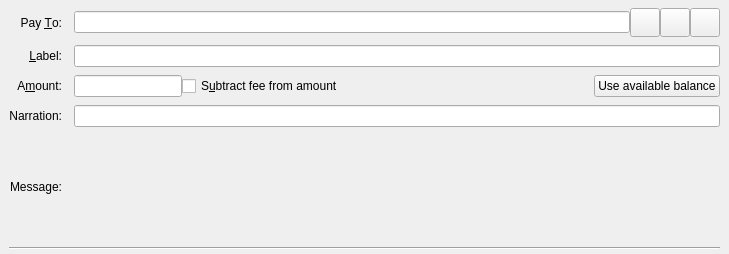
Before: the Qt Designer form src/qt/forms/sendcoinsentry.ui in Bitcoin-Confidential/BitcoinC-Core, drawn with Qt 5.
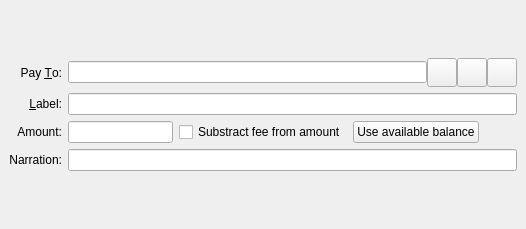
After: the same form once the commit is applied. Icons and pictures are not drawn. Custom widgets are drawn as their Qt base class.

What changed in the file:
```diff
--- a/src/qt/forms/sendcoinsentry.ui
+++ b/src/qt/forms/sendcoinsentry.ui
@@ -6,10 +6,16 @@
    <rect>
     <x>0</x>
     <y>0</y>
-    <width>729</width>
-    <height>254</height>
+    <width>526</width>
+    <height>229</height>
    </rect>
   </property>
+  <property name="sizePolicy">
+   <sizepolicy hsizetype="Minimum" vsizetype="Preferred">
+    <horstretch>0</horstretch>
+    <verstretch>0</verstretch>
+   </sizepolicy>
+  </property>
   <property name="focusPolicy">
    <enum>Qt::TabFocus</enum>
   </property>
@@ -23,29 +29,100 @@
    <property name="frameShape">
     <enum>QFrame::NoFrame</enum>
    </property>
-   <layout class="QGridLayout" name="gridLayout">
+   <layout class="QVBoxLayout" name="verticalLayout_2">
+    <property name="leftMargin">
+     <number>0</number>
+    </property>
     <property name="topMargin">
-     <number>8</number>
+     <number>0</number>
+    </property>
+    <property name="rightMargin">
+     <number>0</number>
     </property>
     <property name="bottomMargin">
-     <number>4</number>
+     <number>0</number>
     </property>
-    <property name="horizontalSpacing">
-     <number>12</number>
-    </property>
-    <property name="verticalSpacing">
-     <number>8</number>
-    </property>
-    <item row="4" column="0">
-     <widget class="QLabel" name="lblNarration">
+    <item>
+     <widget class="QWidget" name="sendWidget" native="true">
+      <layout class="QVBoxLayout" name="verticalLayout">
+       <item>
+        <layout class="QGridLayout" name="gridLayout_2">
+         <item row="3" column="2">
+          <layout class="QHBoxLayout" name="horizontalLayout">
+           <item>
+            <widget class="BitcoinAmountField" name="payAmount">
+             <property name="sizePolicy">
+              <sizepolicy hsizetype="Preferred" vsizetype="Fixed">
+               <horstretch>0</horstretch>
+               <verstretch>0</verstretch>
+              </sizepolicy>
+             </property>
+            </widget>
+           </item>
+           <item>
+            <widget class="QCheckBox" name="checkboxSubtractFeeFromAmount">
+             <property name="text">
+              <string>Substract fee from amount</string>
+             </property>
+            </widget>
+           </item>
+           <item>
+            <widget class="QPushButton" name="useAvailableBalanceButton">
+             <property name="sizePolicy">
+              <sizepolicy hsizetype="Maximum" vsizetype="Fixed">
+               <horstretch>0</horstretch>
+               <verstretch>0</verstretch>
+              </sizepolicy>
+             </property>
       <property name="text">
-       <string>Narration:</string>
-      </property>
-      <property name="alignment">
-       <set>Qt::AlignRight|Qt::AlignTrailing|Qt::AlignVCenter</set>
-      </property>
-      <property name="buddy">
-       <cstring>edtNarration</cstring>
+              <string>Use available balance</string>
+             </property>
+            </widget>
+           </item>
+           <item>
+            <spacer name="horizontalSpacer_4">
+             <property name="orientation">
+              <enum>Qt::Horizontal</enum>
+             </property>
+             <property name="sizeHint" stdset="0">
+              <size>
+               <width>40</width>
+               <height>20</height>
+              </size>
+             </property>
+            </spacer>
+           </item>
+           <item>
+            <spacer name="horizontalSpacer">
+             <property name="orientation">
+              <enum>Qt::Horizontal</enum>
+             </property>
+             <property name="sizeType">
+              <enum>QSizePolicy::Preferred</enum>
+             </property>
+             <property name="sizeHint" stdset="0">
+              <size>
+               <width>0</width>
+               <height>20</height>
+              </size>
+             </property>
+            </spacer>
+           </item>
+          </layout>
+         </item>
+         <item row="5" column="2">
+          <widget class="QLineEdit" name="edtNarration">
+           <property name="sizePolicy">
+            <sizepolicy hsizetype="Minimum" vsizetype="Fixed">
+             <horstretch>0</horstretch>
+             <verstretch>0</verstretch>
+            </sizepolicy>
+           </property>
+           <property name="toolTip">
+            <string>A short message sent over the Bitcoin Confidential network.</string>
+           </property>
+           <property name="maxLength">
+            <number>24</number>
       </property>
      </widget>
     </item>
@@ -62,26 +139,19 @@
       </property>
      </widget>
     </item>
-    <item row="3" column="0">
-     <widget class="QLabel" name="amountLabel">
-      <property name="text">
-       <string>A&amp;mount:</string>
-      </property>
-      <property name="alignment">
-       <set>Qt::AlignRight|Qt::AlignTrailing|Qt::AlignVCenter</set>
-      </property>
-      <property name="buddy">
-       <cstring>payAmount</cstring>
-      </property>
-     </widget>
-    </item>
-    <item row="0" column="1">
+         <item row="0" column="2">
      <layout class="QHBoxLayout" name="payToLayout">
       <property name="spacing">
        <number>0</number>
       </property>
       <item>
        <widget class="QValidatedLineEdit" name="payTo">
+             <property name="sizePolicy">
+              <sizepolicy hsizetype="Minimum" vsizetype="Fixed">
+               <horstretch>0</horstretch>
+               <verstretch>0</verstretch>
+              </sizepolicy>
+             </property>
         <property name="toolTip">
          <string>The Bitcoin Confidential address to send the payment to</string>
         </property>
@@ -155,14 +225,36 @@
       </item>
      </layout>
     </item>
-    <item row="1" column="1">
-     <widget class="QLineEdit" name="addAsLabel">
-      <property name="toolTip">
-       <string>Enter a label for this address to add it to the list of used addresses</string>
-      </property>
-     </widget>
-    </item>
-    <item row="1" column="0">
+         <item row="5" column="0">
+          <widget class="QLabel" name="lblNarration">
+           <property name="text">
+            <string>Narration:</string>
+           </property>
+           <property name="alignment">
+            <set>Qt::AlignRight|Qt::AlignTrailing|Qt::AlignVCenter</set>
+           </property>
+           <property name="buddy">
+            <cstring>edtNarration</cstring>
+           </property>
+          </widget>
+         </item>
+         <item row="3" column="0">
+          <widget class="QLabel" name="amountLabel">
+           <property name="sizePolicy">
+            <sizepolicy hsizetype="Preferred" vsizetype="Preferred">
+             <horstretch>0</horstretch>
+             <verstretch>0</verstretch>
+            </sizepolicy>
+           </property>
+           <property name="text">
+            <string>Amount:</string>
+           </property>
+           <property name="alignment">
+            <set>Qt::AlignRight|Qt::AlignTrailing|Qt::AlignVCenter</set>
+           </property>
+          </widget>
+         </item>
+         <item row="2" column="0">
      <widget class="QLabel" name="labellLabel">
       <property name="text">
        <string>&amp;Label:</string>
@@ -175,65 +267,26 @@
       </property>
      </widget>
     </item>
-    <item row="3" column="1">
-     <layout class="QHBoxLayout" name="horizontalLayoutAmount" stretch="0,1,0">
+         <item row="2" column="2">
+          <layout class="QHBoxLayout" name="horizontalLayout_2">
       <item>
-       <widget class="BitcoinAmountField" name="payAmount"/>
-      </item>
-      <item>
-       <widget class="QCheckBox" name="checkboxSubtractFeeFromAmount">
+            <widget class="QLineEdit" name="addAsLabel">
+             <property name="sizePolicy">
+              <sizepolicy hsizetype="Minimum" vsizetype="Fixed">
+               <horstretch>0</horstretch>
+               <verstretch>0</verstretch>
+              </sizepolicy>
+             </property>
         <property name="toolTip">
-         <string>The fee will be deducted from the amount being sent. The recipient will receive less Bitcoin Confidential than you enter in the amount field. If multiple recipients are selected, the fee is split equally.</string>
-        </property>
-        <property name="text">
-         <string>S&amp;ubtract fee from amount</string>
-        </property>
-       </widget>
-      </item>
-      <item>
-       <widget class="QPushButton" name="useAvailableBalanceButton">
-        <property name="text">
-         <string>Use available balance</string>
-        </property>
-       </widget>
+              <string>Enter a label for this address to add it to the list of used addresses</string>
+             </property>
+            </widget>
+           </item>
+          </layout>
       </item>
      </layout>
     </item>
-    <item row="4" column="1">
-     <widget class="QLineEdit" name="edtNarration">
-      <property name="toolTip">
-       <string>A short message sent over the Bitcoin Confidential network.</string>
-      </property>
-      <property name="maxLength">
-       <number>24</number>
-      </property>
-     </widget>
-    </item>
-    <item row="5" column="0">
-     <widget class="QLabel" name="messageLabel">
-      <property name="text">
-       <string>Message:</string>
-      </property>
-      <property name="alignment">
-       <set>Qt::AlignRight|Qt::AlignTrailing|Qt::AlignVCenter</set>
-      </property>
-     </widget>
-    </item>
-    <item row="5" column="1">
-     <widget class="QLabel" name="messageTextLabel">
-      <property name="toolTip">
-       <string>A message that was attached to the bitcoinc: URI which will be stored with the transaction for your reference. Note: This message will not be sent over the Bitcoin Confidential network.</string>
-      </property>
-      <property name="textFormat">
-       <enum>Qt::PlainText</enum>
-      </property>
-     </widget>
-    </item>
-    <item row="6" column="0" colspan="2">
-     <widget class="Line" name="line">
-      <property name="orientation">
-       <enum>Qt::Horizontal</enum>
-      </property>
+      </layout>
      </widget>
     </item>
    </layout>
@@ -1530,17 +1583,17 @@
   </widget>
  </widget>
  <customwidgets>
-  <customwidget>
-   <class>QValidatedLineEdit</class>
-   <extends>QLineEdit</extends>
-   <header>qt/qvalidatedlineedit.h</header>
-  </customwidget>
   <customwidget>
    <class>BitcoinAmountField</class>
    <extends>QLineEdit</extends>
    <header>qt/bitcoinamountfield.h</header>
    <container>1</container>
   </customwidget>
+  <customwidget>
+   <class>QValidatedLineEdit</class>
+   <extends>QLineEdit</extends>
+   <header>qt/qvalidatedlineedit.h</header>
+  </customwidget>
  </customwidgets>
  <tabstops>
   <tabstop>payTo</tabstop>
```
Left out of the diff: 271 changed lines with no effect on the pictures. Lines whose indentation alone changed are shown as unchanged.
